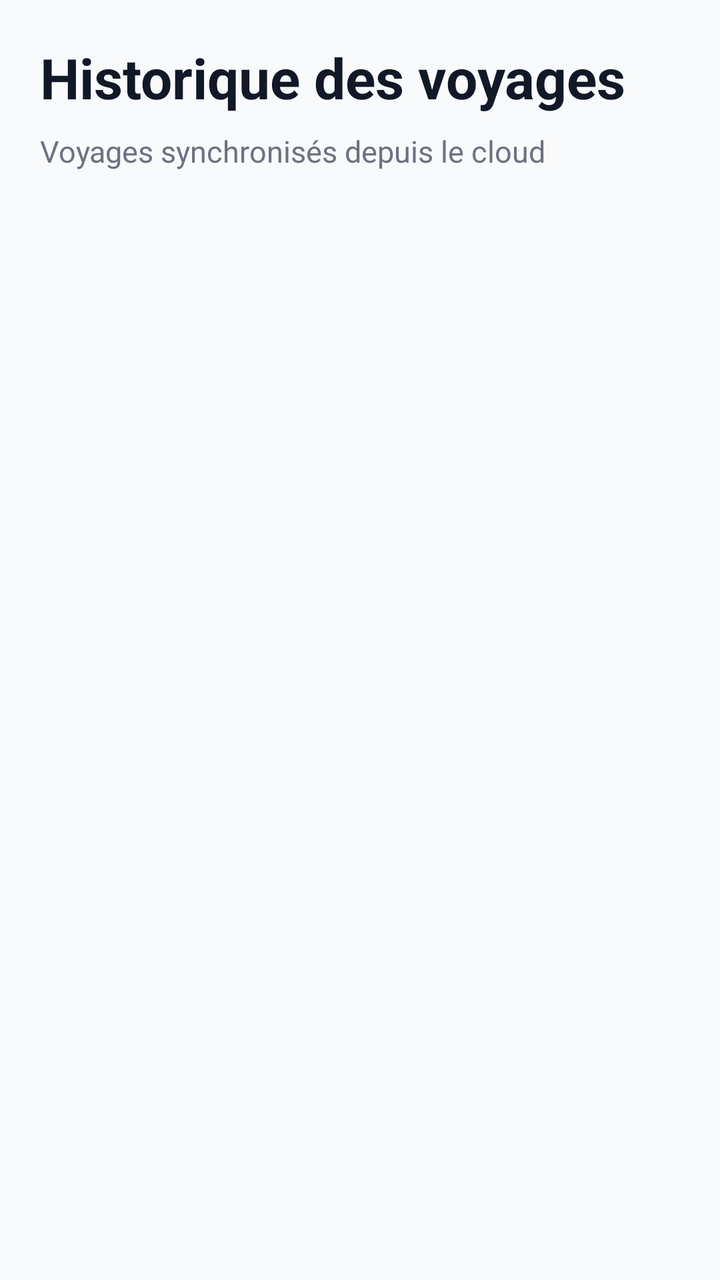
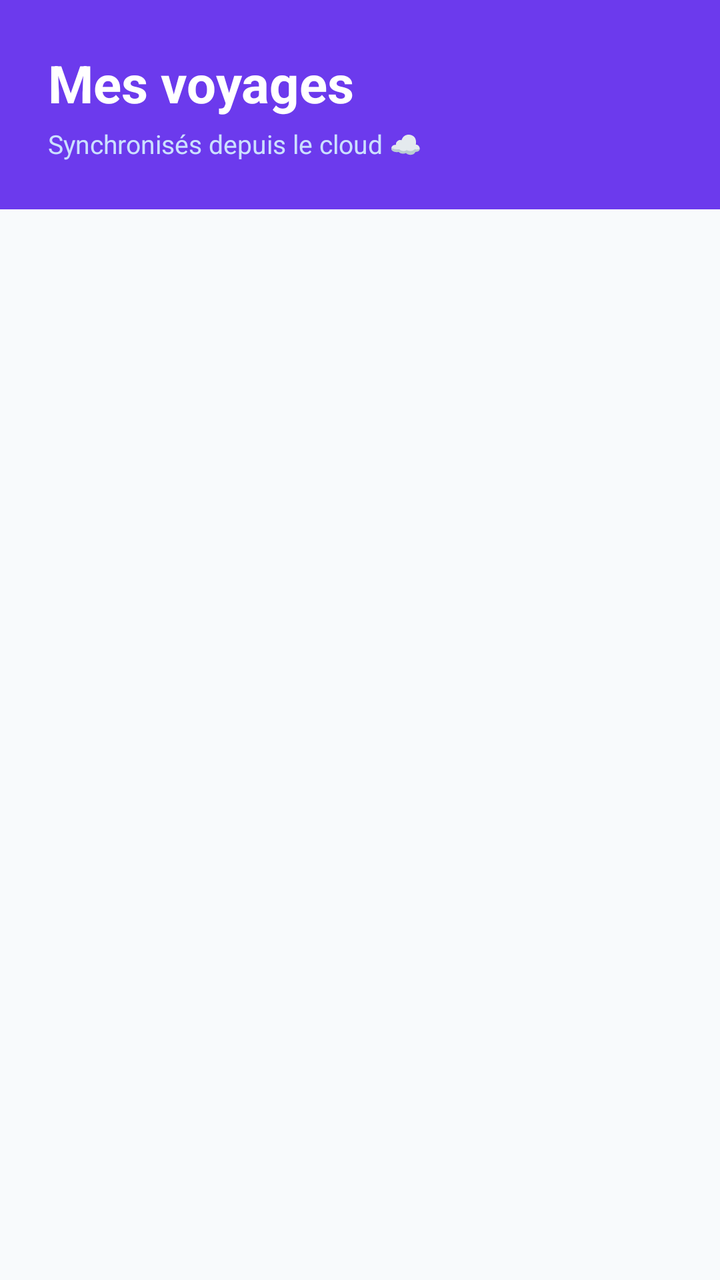

Screens rendered from an Android XML layout before and after an edit, with the pre-edit source and the edit as a unified diff.
<!-- AndroidManifest.xml: application theme Theme.SmartTrip -->
<!-- res/layout/activity_trips.xml -->
<?xml version="1.0" encoding="utf-8"?>
<LinearLayout xmlns:android="http://schemas.android.com/apk/res/android"
    android:layout_width="match_parent"
    android:layout_height="match_parent"
    android:orientation="vertical"
    android:padding="20dp"
    android:background="#F8FAFC">

    <TextView
        android:layout_width="wrap_content"
        android:layout_height="wrap_content"
        android:text="Historique des voyages"
        android:textSize="28sp"
        android:textStyle="bold"
        android:textColor="#111827"
        android:layout_marginBottom="8dp" />

    <TextView
        android:layout_width="wrap_content"
        android:layout_height="wrap_content"
        android:text="Voyages synchronisés depuis le cloud"
        android:textSize="15sp"
        android:textColor="#6B7280"
        android:layout_marginBottom="20dp" />

    <FrameLayout
        android:layout_width="match_parent"
        android:layout_height="match_parent">

        <androidx.recyclerview.widget.RecyclerView
            android:id="@+id/recyclerTrips"
            android:layout_width="match_parent"
            android:layout_height="match_parent"
            android:clipToPadding="false"
            android:paddingBottom="16dp" />

        <ProgressBar
            android:id="@+id/progressBar"
            android:layout_width="wrap_content"
            android:layout_height="wrap_content"
            android:layout_gravity="center" />

        <TextView
            android:id="@+id/tvEmpty"
            android:layout_width="wrap_content"
            android:layout_height="wrap_content"
            android:layout_gravity="center"
            android:text="Aucun voyage trouvé.\nDémarrez un voyage pour commencer !"
            android:textSize="14sp"
            android:textColor="#9CA3AF"
            android:gravity="center"
            android:visibility="gone" />
    </FrameLayout>

</LinearLayout>
<!-- resources referenced by this layout -->
<resources>
  <style name="Theme.SmartTrip" parent="Base.Theme.SmartTrip" />
  <style name="Base.Theme.SmartTrip" parent="Theme.Material3.DayNight.NoActionBar">
          
          
      </style>
</resources>

<!-- the commit's change to res/layout/activity_trips.xml (unified diff, before → after) -->
@@ -3,29 +3,38 @@
     android:layout_width="match_parent"
     android:layout_height="match_parent"
     android:orientation="vertical"
-    android:padding="20dp"
-    android:background="#F8FAFC">
+    android:background="@color/background">
 
-    <TextView
-        android:layout_width="wrap_content"
+    
+    <LinearLayout
+        android:layout_width="match_parent"
         android:layout_height="wrap_content"
-        android:text="Historique des voyages"
-        android:textSize="28sp"
-        android:textStyle="bold"
-        android:textColor="#111827"
-        android:layout_marginBottom="8dp" />
+        android:background="@color/primary"
+        android:orientation="vertical"
+        android:padding="24dp"
+        android:paddingTop="40dp">
 
-    <TextView
-        android:layout_width="wrap_content"
-        android:layout_height="wrap_content"
-        android:text="Voyages synchronisés depuis le cloud"
-        android:textSize="15sp"
-        android:textColor="#6B7280"
-        android:layout_marginBottom="20dp" />
+        <TextView
+            android:layout_width="wrap_content"
+            android:layout_height="wrap_content"
+            android:text="Mes voyages"
+            android:textSize="26sp"
+            android:textStyle="bold"
+            android:textColor="@color/white"
+            android:layout_marginBottom="4dp" />
+
+        <TextView
+            android:layout_width="wrap_content"
+            android:layout_height="wrap_content"
+            android:text="Synchronisés depuis le cloud ☁"
+            android:textSize="13sp"
+            android:textColor="#CCE0FF" />
+    </LinearLayout>
 
     <FrameLayout
         android:layout_width="match_parent"
-        android:layout_height="match_parent">
+        android:layout_height="match_parent"
+        android:padding="16dp">
 
         <androidx.recyclerview.widget.RecyclerView
             android:id="@+id/recyclerTrips"
@@ -47,7 +56,7 @@
             android:layout_gravity="center"
             android:text="Aucun voyage trouvé.\nDémarrez un voyage pour commencer !"
             android:textSize="14sp"
-            android:textColor="#9CA3AF"
+            android:textColor="@color/text_hint"
             android:gravity="center"
             android:visibility="gone" />
     </FrameLayout>
<!-- resource entries referenced after the edit -->
@@ -1,9 +1,16 @@
 <!-- resources referenced by this layout -->
 <resources>
-  <style name="Theme.SmartTrip" parent="Base.Theme.SmartTrip" />
-  <style name="Base.Theme.SmartTrip" parent="Theme.Material3.DayNight.NoActionBar">
-          
-          
+  <color name="background">#F8FAFC</color>
+  <color name="primary">#6C3AED</color>
+  <color name="text_hint">#9CA3AF</color>
+  <color name="white">#FFFFFF</color>
+  <style name="Theme.SmartTrip" parent="Theme.AppCompat.Light.NoActionBar">
+          <item name="colorPrimary">@color/primary</item>
+          <item name="colorPrimaryDark">@color/primary_dark</item>
+          <item name="colorAccent">@color/primary</item>
+          <item name="android:windowBackground">@color/background</item>
+          <item name="android:statusBarColor">@color/primary_dark</item>
       </style>
+  <color name="primary_dark">#5B21B6</color>
 </resources>
 
